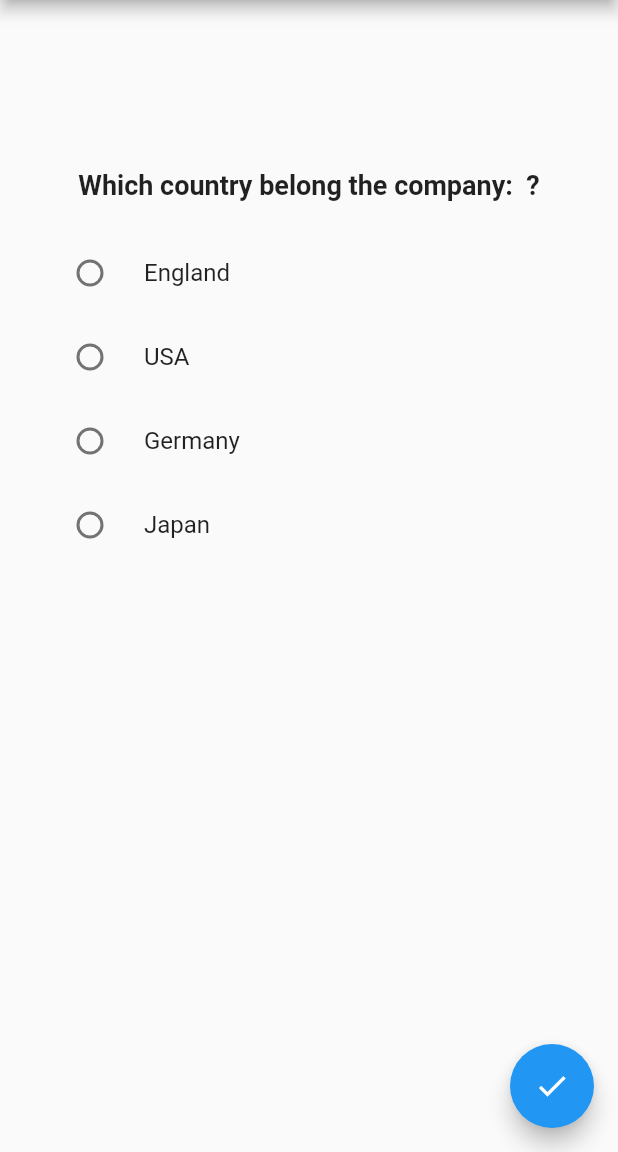
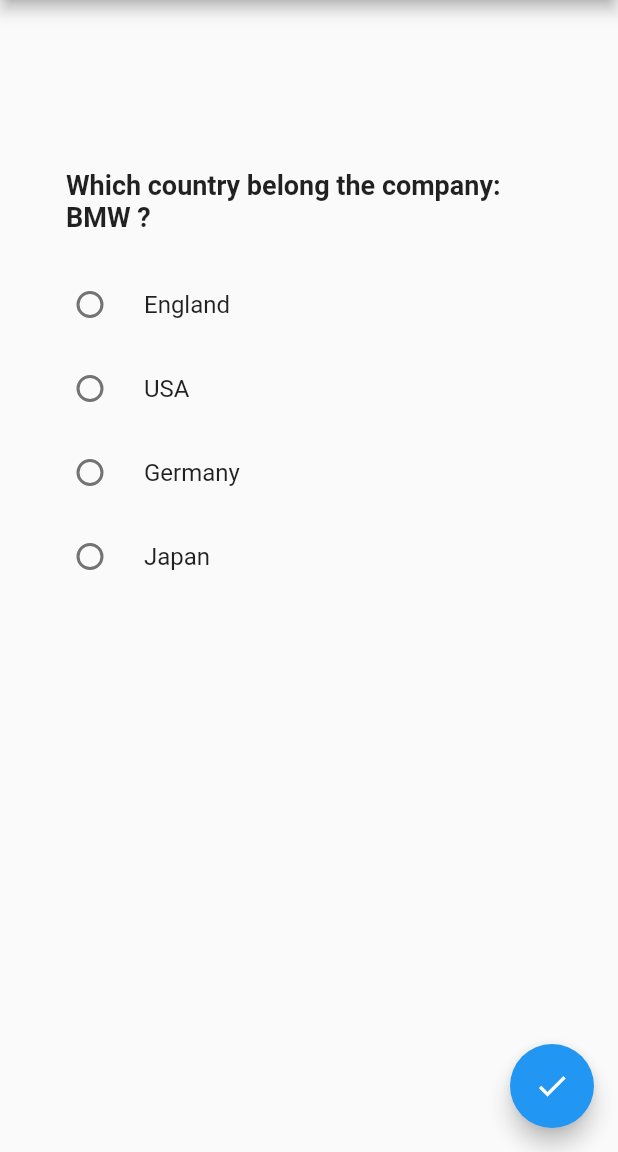
Before and after one commit to FlavioHeartnet/BMWQUIZ, a Flutter app: the screen it shows after launch, on a phone screen of 412 x 824 dp, the part 84-1236 px from its top. Run offline on Flutter 3.47's test engine with Material 2 defaults, Android fonts, the phone set to English and light mode, and no system bars.

```diff
--- a/lib/main.dart
+++ b/lib/main.dart
@@ -1,6 +1,5 @@
 import 'dart:async';
 import 'dart:math';
-import 'package:http/http.dart' as http;
 import 'package:bmwquiz/options.dart';
 import 'package:bmwquiz/question.dart';
 import 'package:flutter/material.dart';
@@ -59,7 +58,7 @@ class _MyHomePageState extends State<MyHomePage> {
           questions.remove(elementQuestion);
           if (questions.length == 0 || questions == null) {
             _visible = false;
-            print("Sua pontuação é: ${score}");
+            print("Sua pontuação é: $score");
             _visibleResult = true;
             _timer.cancel();
           } else {
@@ -164,7 +163,7 @@ class _MyHomePageState extends State<MyHomePage> {
             duration: Duration(milliseconds: 100),
             child: Container(
               padding: EdgeInsets.all(24.0),
-              child: Text("Your Score is: ${score}%",
+              child: Text("Your Score is: $score%",
                 style: TextStyle(fontSize: 18.0, fontWeight: FontWeight.bold),
               ),
             ),
--- a/lib/question.dart
+++ b/lib/question.dart
@@ -28,13 +28,13 @@ class Questions {
 
    static Future<List<Questions>> getAnwsers() async {
       //Caso não consiga fazer a API roda Local usar estes Mocks abaixo ( descomentar este codigo comentado )
-     /*return (<Questions>[
+     return (<Questions>[
        Questions(id: 1, anwser: "Germany", question: "BMW"),
        Questions(id: 2, anwser: "Japan", question: "Toyota"),
        Questions(id: 3, anwser: "England", question: "Mini"),
        Questions(id: 4, anwser: "USA", question: "General Motors"),
        Questions(id: 5, anwser: "England", question: "Rolls-Royce")
-     ]);*/
+     ]);
 
      //Abaixo subistituir a url local para o local host criado do seu IISExpress ou usar pacote node iisexpress-proxy
      // site: https://www.npmjs.com/package/iisexpress-proxy e rodar iisexpress-proxy 'suaPorta' to 3000
```
